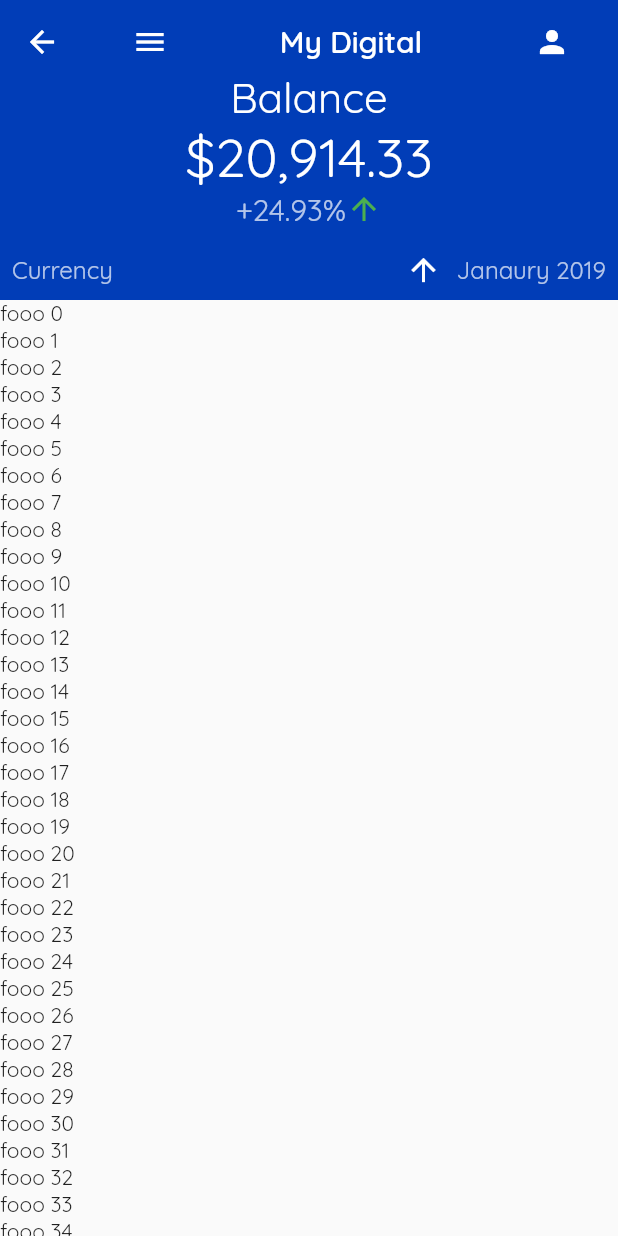
After one commit to hasansujon786/flutter-expense-tracker, a Flutter app: the SliverScreen screen opened by its route, on a phone screen of 412 x 824 dp. The commit adds this screen. Run offline on Flutter 3.47's test engine with Material 2 defaults, Android fonts, the phone set to English and light mode, and no system bars.

Commit message:
test sliver screen

```diff
--- a/lib/main.dart
+++ b/lib/main.dart
@@ -2,6 +2,7 @@ import 'package:flutter/material.dart';
 import 'package:flutter/services.dart';
 
 import './screens/home_screen.dart';
+import './screens/sliver_screen.dart';
 
 void main() {
   WidgetsFlutterBinding.ensureInitialized();
@@ -18,6 +19,7 @@ class MyApp extends StatelessWidget {
       title: 'Expense Tracker',
       theme: ThemeData(
         primarySwatch: Colors.deepPurple,
+        /* visualDensity: VisualDensity.adaptivePlatformDensity, */
         fontFamily: 'quicksand',
         appBarTheme: const AppBarTheme(
           centerTitle: true,
@@ -28,7 +30,10 @@ class MyApp extends StatelessWidget {
           ),
         ),
       ),
-      home: const HomeScreen(title: 'Expense Tracker'),
+      routes: {
+        '/': (ctx) => const HomeScreen(title: 'Expense Tracker'),
+        '/foo': (ctx) => const SliverScreen(),
+      },
     );
   }
 }
--- /dev/null
+++ b/lib/screens/sliver_screen.dart
@@ -0,0 +1,224 @@
+import 'package:flutter/material.dart';
+
+class SliverScreen extends StatefulWidget {
+  const SliverScreen({Key? key}) : super(key: key);
+
+  @override
+  _SliverScreenState createState() => _SliverScreenState();
+}
+
+class _SliverScreenState extends State<SliverScreen> {
+  NestedScrollView nested() {
+    return NestedScrollView(
+      headerSliverBuilder: (BuildContext context, bool innerBoxIsScrolled) {
+        return <Widget>[
+          SliverAppBar(
+            expandedHeight: 200.0,
+            floating: false,
+            pinned: true,
+            flexibleSpace: FlexibleSpaceBar(
+              centerTitle: true,
+              title: const Text(
+                "Collapsing AppBar",
+                style: TextStyle(
+                  color: Colors.white,
+                  fontSize: 16.0,
+                ),
+              ),
+              background: Container(
+                color: Colors.blue,
+              ),
+              /* background: Image.asset( */
+              /*   "images/parrot.jpg", */
+              /*   fit: BoxFit.cover, */
+              /* ), */
+            ),
+          )
+        ];
+      },
+      body: const Center(
+        child: Text("The Parrot"),
+      ),
+    );
+  }
+
+  CustomScrollView custom() {
+    return CustomScrollView(
+      slivers: <Widget>[
+        const SliverAppBar(
+          title: MyAppBar(),
+          expandedHeight: 200.0,
+          floating: false,
+          pinned: true,
+          stretch: true,
+          flexibleSpace: FlexibleSpaceBar(
+            background: MyFlexiableAppBar(),
+          ),
+        ),
+        SliverList(
+          delegate: SliverChildBuilderDelegate(
+            (context, index) => Text('fooo $index'),
+            childCount: 50,
+          ),
+        ),
+      ],
+    );
+  }
+
+  @override
+  Widget build(BuildContext context) {
+    return Scaffold(
+      body: custom(),
+      /* body: nested(), */
+    );
+  }
+}
+
+class MyFlexiableAppBar extends StatelessWidget {
+  final double appBarHeight = 66.0;
+
+  const MyFlexiableAppBar();
+
+  @override
+  Widget build(BuildContext context) {
+    final double statusBarHeight = MediaQuery.of(context).padding.top;
+
+    return Container(
+      padding: EdgeInsets.only(top: statusBarHeight),
+      /* height: statusBarHeight + appBarHeight, */
+      child: Center(
+          child: Column(
+        mainAxisAlignment: MainAxisAlignment.end,
+        children: <Widget>[
+          Container(
+            child: Column(
+              mainAxisAlignment: MainAxisAlignment.center,
+              children: <Widget>[
+                Container(
+                  child: Text("Balance",
+                      style:
+                          const TextStyle(color: Colors.white, fontSize: 28.0)),
+                ),
+                Container(
+                  child: Text("\u002420,914.33",
+                      style:
+                          const TextStyle(color: Colors.white, fontSize: 36.0)),
+                ),
+              ],
+            ),
+          ),
+          Container(
+            child: Row(
+              mainAxisAlignment: MainAxisAlignment.center,
+              children: <Widget>[
+                Container(
+                  child: Padding(
+                    padding: const EdgeInsets.only(bottom: 16.0),
+                    child: Text("\u002B24.93\u0025",
+                        style: const TextStyle(
+                            color: Colors.white70, fontSize: 20.0)),
+                  ),
+                ),
+                Container(
+                  child: Padding(
+                    padding: const EdgeInsets.only(bottom: 16.0),
+                    child: Icon(
+                      Icons.arrow_upward,
+                      color: Colors.green,
+                    ),
+                  ),
+                ),
+              ],
+            ),
+          ),
+          Container(
+            child: Row(
+              mainAxisAlignment: MainAxisAlignment.spaceBetween,
+              children: <Widget>[
+                Container(
+                  child: Padding(
+                    padding: const EdgeInsets.only(bottom: 8.0, left: 8.0),
+                    child: Text("Currency",
+                        style: const TextStyle(
+                            color: Colors.white70, fontSize: 16.0)),
+                  ),
+                ),
+                Container(
+                  child: Padding(
+                    padding: const EdgeInsets.only(bottom: 8.0, right: 8.0),
+                    child: Container(
+                        child: Row(
+                      children: <Widget>[
+                        Container(
+                          child: Icon(
+                            Icons.arrow_upward,
+                            color: Colors.white,
+                          ),
+                        ),
+                        SizedBox(
+                          width: 10,
+                        ),
+                        Container(
+                          child: Text(
+                            'Janaury 2019',
+                            style: const TextStyle(
+                                color: Colors.white70, fontSize: 16.0),
+                          ),
+                        ),
+                      ],
+                    )),
+                  ),
+                ),
+              ],
+            ),
+          ),
+        ],
+      )),
+      decoration: BoxDecoration(
+        color: Color(0xff013db7),
+      ),
+    );
+  }
+}
+
+class MyAppBar extends StatelessWidget {
+
+  final double barHeight = 66.0;
+
+  const MyAppBar();
+
+  @override
+  Widget build(BuildContext context) {
+    return Container(
+      child: Row(
+        mainAxisAlignment: MainAxisAlignment.spaceBetween,
+        children: <Widget>[
+          Container(child: Padding(
+            padding: const EdgeInsets.all(16.0),
+            child: Icon(
+              Icons.menu, color: Colors.white,),
+          ),),
+
+          Container(child: Padding(
+            padding: const EdgeInsets.all(16.0),
+            child: Text(
+              'My Digital',
+              style: TextStyle(
+                color: Colors.white,
+                  fontSize: 20.0
+              ),
+            ),
+
+          ),),
+
+          Container(child: Padding(
+            padding: const EdgeInsets.all(16.0),
+            child: Icon(
+              Icons.person, color: Colors.white,),
+          ),),
+
+        ],
+      ),
+    );
+  }
+}
--- a/lib/widgets/transaction_list.dart
+++ b/lib/widgets/transaction_list.dart
@@ -38,6 +38,9 @@ class TransactionListItem extends StatelessWidget {
   @override
   Widget build(BuildContext context) {
     return ListTile(
+      onLongPress: () {
+        Navigator.of(context).pushNamed('/foo');
+      },
       horizontalTitleGap: 8,
       leading: CircleAvatar(
         radius: 30.0,
```
